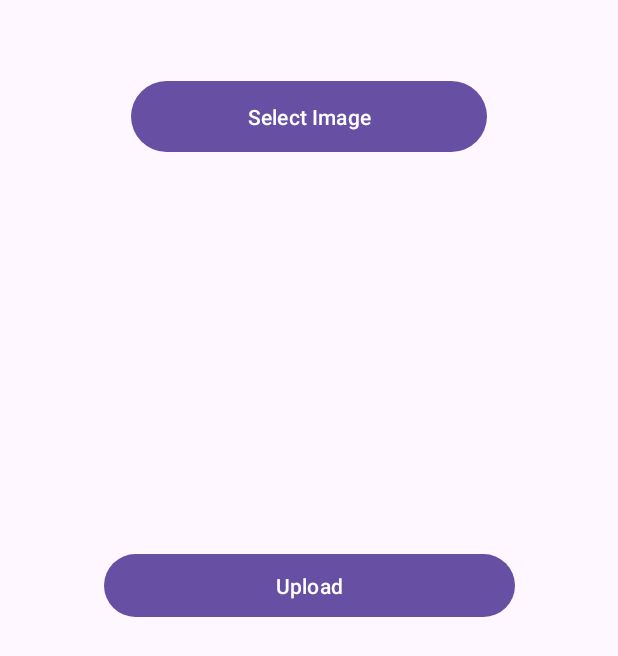
After one commit to AvramPaul/ProiectLicenta, an Android app: the InsertImageActivity screen opened directly, with no data from a screen before it, on a phone screen of 412 x 824 dp. The commit adds this screen. Shown: the top 656 px of the screen. Run offline under Robolectric (Android 15) with nearby library versions, the light colour scheme and no system bars; pictures from the network do not load.

Commit message:
Created page to upload photo from Android to server

```diff
--- a/car-spotting-frontend/app/src/main/AndroidManifest.xml
+++ b/car-spotting-frontend/app/src/main/AndroidManifest.xml
@@ -26,6 +26,7 @@
                 <category android:name="android.intent.category.LAUNCHER" />
             </intent-filter>
         </activity>
+        <activity android:name=".activity.InsertImageActivity"/>
         <activity android:name=".activity.LoginActivity"/>
         <activity android:name=".activity.CreatePostActivity"/>
         <activity android:name=".activity.RegisterActivity"/>
--- /dev/null
+++ b/car-spotting-frontend/app/src/main/java/com/example/car_spotting_front_end/activity/InsertImageActivity.java
@@ -0,0 +1,110 @@
+package com.example.car_spotting_front_end.activity;
+
+import android.database.Cursor;
+import android.net.Uri;
+import android.os.Bundle;
+import android.provider.MediaStore;
+import android.widget.Button;
+import android.widget.ImageView;
+import android.widget.Toast;
+
+import androidx.activity.result.ActivityResultLauncher;
+import androidx.activity.result.contract.ActivityResultContracts;
+import androidx.appcompat.app.AppCompatActivity;
+
+import com.example.car_spotting_front_end.R;
+import com.example.car_spotting_front_end.retrofit.RetrofitClient;
+import com.example.car_spotting_front_end.services.ImageUploadService;
+
+import java.io.File;
+
+import okhttp3.MediaType;
+import okhttp3.MultipartBody;
+import okhttp3.RequestBody;
+import okhttp3.ResponseBody;
+import retrofit2.Call;
+import retrofit2.Callback;
+import retrofit2.Response;
+import retrofit2.Retrofit;
+
+public class InsertImageActivity extends AppCompatActivity {
+    private Button selectImageButton;
+    private Button uploadImageButton;
+    private ImageView imagePreview;
+    private Uri selectedImageUri;
+
+    private final ActivityResultLauncher<String> imagePickerLauncher =
+            registerForActivityResult(new ActivityResultContracts.GetContent(), uri -> {
+                if (uri != null) {
+                    selectedImageUri = uri;
+                    imagePreview.setImageURI(uri);
+                }
+            });
+
+    @Override
+    protected void onCreate(Bundle savedInstanceState) {
+        super.onCreate(savedInstanceState);
+        setContentView(R.layout.activity_insert_image);
+
+        initializeComponents();
+    }
+
+    private void initializeComponents() {
+        selectImageButton = findViewById(R.id.selectImageButton);
+        uploadImageButton = findViewById(R.id.uploadImageButton);
+        imagePreview = findViewById(R.id.imagePreview);
+
+        selectImageButton.setOnClickListener(view -> {
+            imagePickerLauncher.launch("image/*");
+        });
+
+        uploadImageButton.setOnClickListener(view -> {
+            if (selectedImageUri != null) {
+                uploadImage(selectedImageUri);
+            } else {
+                Toast.makeText(this, "Please select an image first", Toast.LENGTH_SHORT).show();
+            }
+        });
+    }
+
+    private void uploadImage(Uri imageUri) {
+        String filePath = getRealPathFromURI(imageUri);
+        if (filePath == null) {
+            Toast.makeText(this, "Could not get file path", Toast.LENGTH_SHORT).show();
+            return;
+        }
+
+        File file = new File(filePath);
+        MediaType mediaType = MediaType.parse("image/*");
+        RequestBody requestFile = RequestBody.create(file, mediaType);
+        MultipartBody.Part body = MultipartBody.Part.createFormData("image", file.getName(), requestFile);
+
+        Retrofit retrofit = RetrofitClient.getClient(this);
+        ImageUploadService service = retrofit.create(ImageUploadService.class);
+
+        service.uploadImage(body).enqueue(new Callback<ResponseBody>() {
+            @Override
+            public void onResponse(Call<ResponseBody> call, Response<ResponseBody> response) {
+                if (response.isSuccessful()) {
+                    Toast.makeText(InsertImageActivity.this, "Image uploaded successfully!", Toast.LENGTH_SHORT).show();
+                } else {
+                    Toast.makeText(InsertImageActivity.this, "Upload failed!", Toast.LENGTH_SHORT).show();
+                }
+            }
+
+            @Override
+            public void onFailure(Call<ResponseBody> call, Throwable t) {
+                Toast.makeText(InsertImageActivity.this, "Error: " + t.getMessage(), Toast.LENGTH_SHORT).show();
+            }
+        });
+    }
+    private String getRealPathFromURI(Uri uri) {
+        Cursor cursor = getContentResolver().query(uri, null, null, null, null);
+        if (cursor == null) return null;
+        cursor.moveToFirst();
+        int idx = cursor.getColumnIndex(MediaStore.Images.ImageColumns.DATA);
+        String path = cursor.getString(idx);
+        cursor.close();
+        return path;
+    }
+}
--- a/car-spotting-frontend/app/src/main/java/com/example/car_spotting_front_end/activity/LoginActivity.java
+++ b/car-spotting-frontend/app/src/main/java/com/example/car_spotting_front_end/activity/LoginActivity.java
@@ -15,6 +15,7 @@ import com.example.car_spotting_front_end.retrofit.ApiResponse;
 import com.example.car_spotting_front_end.retrofit.ApiServices;
 import com.example.car_spotting_front_end.retrofit.RetrofitClient;
 import com.example.car_spotting_front_end.retrofit.TokenManager;
+import com.example.car_spotting_front_end.services.ImageUploadService;
 import com.google.android.material.button.MaterialButton;
 import com.google.android.material.textfield.TextInputEditText;
 
@@ -60,7 +61,7 @@ public class LoginActivity extends AppCompatActivity {
                     tokenManager.saveToken(token);
                     Toast.makeText(LoginActivity.this, "Login successful!", Toast.LENGTH_SHORT).show();
 
-                    Intent intent = new Intent(LoginActivity.this, CreatePostActivity.class);
+                    Intent intent = new Intent(LoginActivity.this, InsertImageActivity.class);
                     startActivity(intent);
                     finish();
                 }else{
--- a/car-spotting-frontend/app/src/main/java/com/example/car_spotting_front_end/activity/RegisterActivity.java
+++ b/car-spotting-frontend/app/src/main/java/com/example/car_spotting_front_end/activity/RegisterActivity.java
@@ -11,6 +11,7 @@ import android.widget.Toast;
 import androidx.appcompat.app.AppCompatActivity;
 
 import com.example.car_spotting_front_end.R;
+import com.example.car_spotting_front_end.activity.LoginActivity;
 import com.example.car_spotting_front_end.dto.RegisterRequestDTO;
 import com.example.car_spotting_front_end.retrofit.ApiResponse;
 import com.example.car_spotting_front_end.retrofit.ApiServices;
--- a/car-spotting-frontend/app/src/main/java/com/example/car_spotting_front_end/retrofit/ApiServices.java
+++ b/car-spotting-frontend/app/src/main/java/com/example/car_spotting_front_end/retrofit/ApiServices.java
@@ -17,8 +17,6 @@ import retrofit2.http.Path;
 import retrofit2.http.Query;
 
 public interface ApiServices {
-
-
     @POST("posts/create")
     Call<ApiResponse> createPost(@Body PostRequestDTO postRequestDTO);
     @POST("auth/login")
--- /dev/null
+++ b/car-spotting-frontend/app/src/main/java/com/example/car_spotting_front_end/services/ImageUploadService.java
@@ -0,0 +1,15 @@
+package com.example.car_spotting_front_end.services;
+
+import okhttp3.MultipartBody;
+import okhttp3.ResponseBody;
+import retrofit2.Call;
+import retrofit2.http.Multipart;
+import retrofit2.http.POST;
+import retrofit2.http.Part;
+
+public interface ImageUploadService {
+
+    @Multipart
+    @POST("posts/upload")
+    Call<ResponseBody> uploadImage(@Part MultipartBody.Part image);
+}
--- /dev/null
+++ b/car-spotting-frontend/app/src/main/res/layout/activity_insert_image.xml
@@ -0,0 +1,38 @@
+<?xml version="1.0" encoding="utf-8"?>
+<androidx.constraintlayout.widget.ConstraintLayout
+    xmlns:android="http://schemas.android.com/apk/res/android"
+    xmlns:app="http://schemas.android.com/apk/res-auto"
+    android:layout_width="match_parent"
+    android:layout_height="match_parent">
+
+    <Button
+        android:id="@+id/selectImageButton"
+        android:layout_width="237dp"
+        android:layout_height="55dp"
+        android:text="Select Image"
+        app:layout_constraintTop_toTopOf="parent"
+        app:layout_constraintStart_toStartOf="parent"
+        app:layout_constraintEnd_toEndOf="parent"
+        android:layout_marginTop="50dp" />
+
+    <ImageView
+        android:id="@+id/imagePreview"
+        android:layout_width="200dp"
+        android:layout_height="200dp"
+        android:scaleType="centerCrop"
+        app:layout_constraintTop_toBottomOf="@id/selectImageButton"
+        app:layout_constraintStart_toStartOf="parent"
+        app:layout_constraintEnd_toEndOf="parent"
+        android:layout_marginTop="30dp" />
+
+    <Button
+        android:id="@+id/uploadImageButton"
+        android:layout_width="274dp"
+        android:layout_height="50dp"
+        android:text="Upload"
+        app:layout_constraintTop_toBottomOf="@id/imagePreview"
+        app:layout_constraintStart_toStartOf="parent"
+        app:layout_constraintEnd_toEndOf="parent"
+        android:layout_marginTop="30dp" />
+
+</androidx.constraintlayout.widget.ConstraintLayout>
```
Also changed, not shown: car-spotting-backend/src/main/java/com/licenta/car_spotting_backend/classifier/ClassifierService.java (+44 -12 lines), car-spotting-backend/src/main/java/com/licenta/car_spotting_backend/controller/PostController.java (+15 -0 lines), car-spotting-frontend/app/build.gradle (+4 -4 lines), car-spotting-frontend/gradle/libs.versions.toml (+8 -0 lines).
